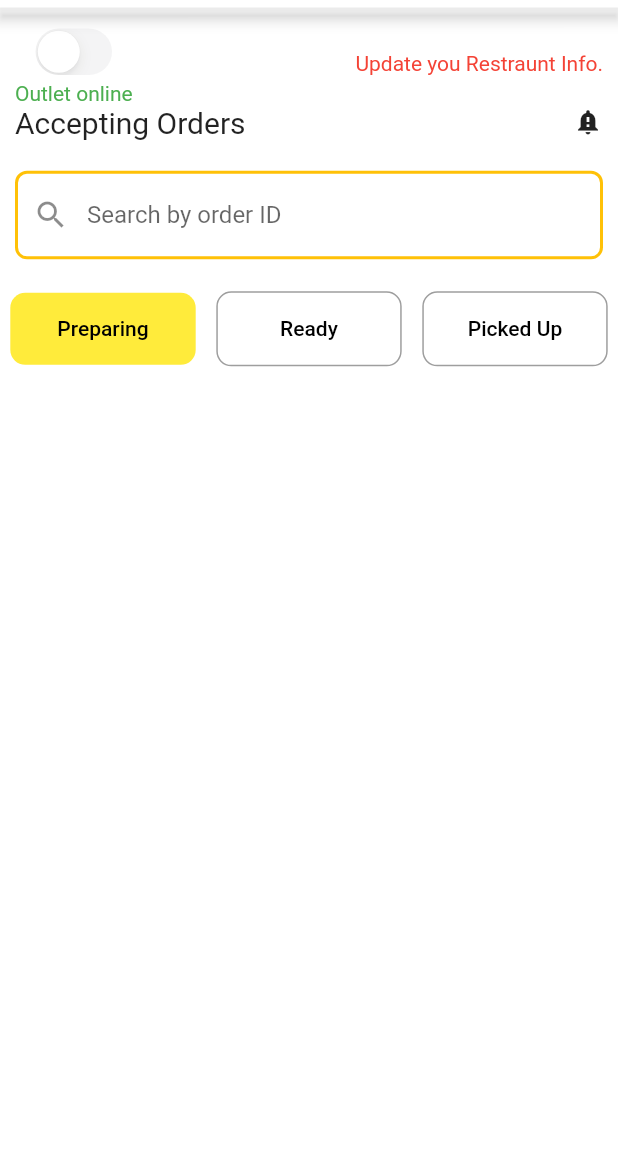
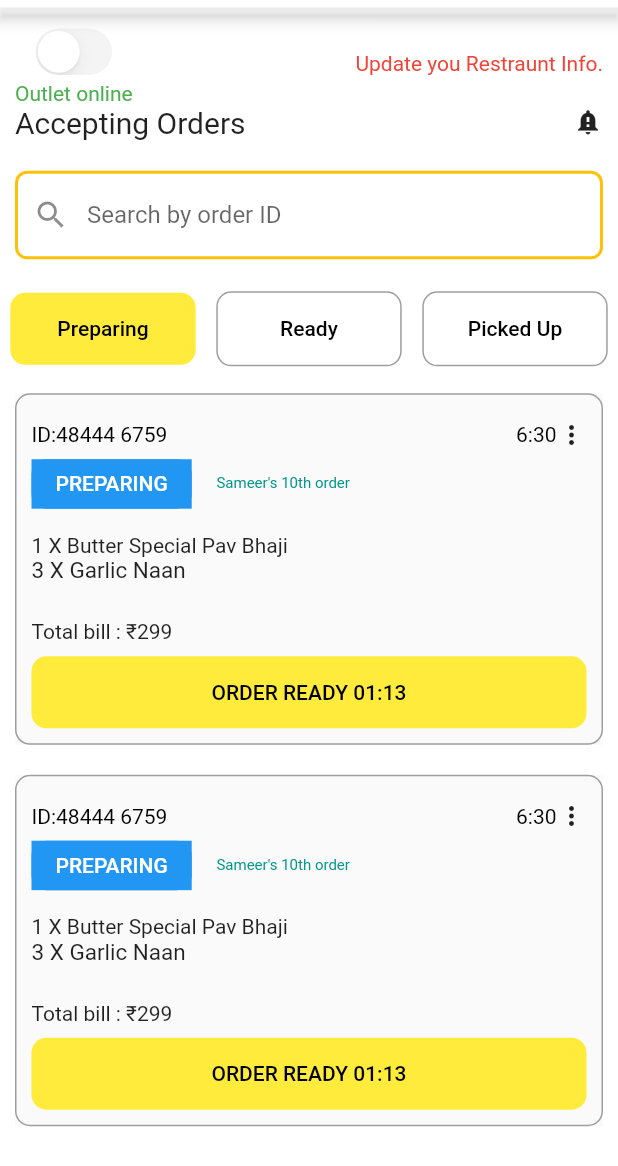
Before and after one commit to AKSHAT564564/Foodistaan-Restuarant, a Flutter app: the screen it shows after launch, on a phone screen of 412 x 824 dp. Shown: the top 1166 px of the screen. Run offline on Flutter 3.47's test engine with Material 2 defaults, Android fonts, the phone set to English and light mode, and no system bars.

Commit message:
home pages

```diff
--- a/lib/main.dart
+++ b/lib/main.dart
@@ -1,5 +1,6 @@
 import 'package:flutter/material.dart';
 import 'package:foodistaan_restuarant/screens/home/home_page.dart';
+import 'package:foodistaan_restuarant/screens/home/order_widget.dart';
 import 'package:foodistaan_restuarant/screens/login/login.dart';
 import 'package:foodistaan_restuarant/screens/splash_screen.dart';
 
@@ -11,6 +12,7 @@ void main() async {
       'SS': (context) => SplashScreen(),
       'L': (context) => LoginScreen(),
       'H': (context) => HomePage(),
+      'OW': (context) => OrderWidget(),
     },
     debugShowCheckedModeBanner: false,
   ));
--- a/lib/screens/home/home_page.dart
+++ b/lib/screens/home/home_page.dart
@@ -1,5 +1,7 @@
 import 'package:flutter/cupertino.dart';
 import 'package:flutter/material.dart';
+import 'package:foodistaan_restuarant/screens/home/order_ready.dart';
+import 'package:foodistaan_restuarant/screens/home/order_widget.dart';
 
 class HomePage extends StatefulWidget {
   HomePage({Key? key}) : super(key: key);
@@ -10,6 +12,7 @@ class HomePage extends StatefulWidget {
 
 class _HomePageState extends State<HomePage> {
   bool _switchValue = false;
+  bool _orderReady = false;
   @override
   Widget build(BuildContext context) {
     return Scaffold(
@@ -99,7 +102,11 @@ class _HomePageState extends State<HomePage> {
                   width: MediaQuery.of(context).size.width * 0.3,
                   child: MaterialButton(
                     elevation: 5,
-                    onPressed: null,
+                    onPressed: () {
+                      setState(() {
+                        _orderReady = false;
+                      });
+                    },
                     child: Text(
                       "Preparing",
                       style: TextStyle(color: Colors.black),
@@ -115,7 +122,11 @@ class _HomePageState extends State<HomePage> {
                   width: MediaQuery.of(context).size.width * 0.3,
                   child: MaterialButton(
                     elevation: 5,
-                    onPressed: null,
+                    onPressed: () {
+                      setState(() {
+                        _orderReady = true;
+                      });
+                    },
                     child: Text(
                       "Ready",
                       style: TextStyle(color: Colors.black),
@@ -141,6 +152,12 @@ class _HomePageState extends State<HomePage> {
               ],
             ),
           ),
+          Container(
+              padding: EdgeInsets.all(10),
+              child: _orderReady == false ? OrderWidget() : OrderReadyWidget()),
+          Container(
+              padding: EdgeInsets.all(10),
+              child: _orderReady == false ? OrderWidget() : OrderReadyWidget()),
         ],
       ),
     );
--- /dev/null
+++ b/lib/screens/home/order_widget.dart
@@ -0,0 +1,122 @@
+import 'package:flutter/material.dart';
+
+class OrderWidget extends StatefulWidget {
+  OrderWidget({Key? key}) : super(key: key);
+
+  @override
+  _OrderWidgetState createState() => _OrderWidgetState();
+}
+
+class _OrderWidgetState extends State<OrderWidget> {
+  @override
+  Widget build(BuildContext context) {
+    return Material(
+      child: Container(
+        padding: EdgeInsets.all(10),
+        decoration: BoxDecoration(
+          border: Border.all(color: Colors.grey, width: 1),
+          borderRadius: BorderRadius.circular(10),
+        ),
+        child: Column(
+          children: [
+            Container(
+              height: MediaQuery.of(context).size.height * 0.04,
+              child: Row(
+                mainAxisAlignment: MainAxisAlignment.spaceBetween,
+                children: [
+                  Container(
+                      alignment: Alignment.centerLeft,
+                      child: Text(
+                        "ID:48444 6759",
+                        style: TextStyle(fontSize: 14, color: Colors.black),
+                      )),
+                  Container(
+                    alignment: Alignment.centerRight,
+                    child: Row(
+                      children: [
+                        Text(
+                          "6:30",
+                          style: TextStyle(fontSize: 14, color: Colors.black),
+                        ),
+                        Icon(
+                          Icons.more_vert,
+                          size: 20,
+                        ),
+                      ],
+                    ),
+                  )
+                ],
+              ),
+            ),
+            Row(
+              children: [
+                Container(
+                    height: MediaQuery.of(context).size.height * 0.04,
+                    color: Colors.blue,
+                    child: Container(
+                        decoration: BoxDecoration(
+                          borderRadius: BorderRadius.circular(10),
+                          color: Colors.blue,
+                        ),
+                        height: MediaQuery.of(context).size.height * 0.03,
+                        child: MaterialButton(
+                            elevation: 5,
+                            onPressed: null,
+                            child: Text(
+                              "PREPARING",
+                              style: TextStyle(color: Colors.white),
+                            )))),
+                Container(
+                  margin: EdgeInsets.only(
+                    left: MediaQuery.of(context).size.height * 0.02,
+                  ),
+                  child: Text(
+                    "Sameer's 10th order",
+                    style: TextStyle(fontSize: 10, color: Colors.teal),
+                  ),
+                )
+              ],
+            ),
+            Container(
+              margin: EdgeInsets.only(
+                top: MediaQuery.of(context).size.height * 0.02,
+              ),
+              alignment: Alignment.centerLeft,
+              height: MediaQuery.of(context).size.height * 0.07,
+              child: Column(
+                mainAxisAlignment: MainAxisAlignment.start,
+                crossAxisAlignment: CrossAxisAlignment.start,
+                children: [
+                  Text("1 X Butter Special Pav Bhaji",
+                      style: TextStyle(fontSize: 14)),
+                  Text("3 X Garlic Naan", style: TextStyle(fontSize: 15)),
+                ],
+              ),
+            ),
+            Container(
+                alignment: Alignment.centerLeft,
+                child:
+                    Text("Total bill : ₹299", style: TextStyle(fontSize: 14))),
+            Container(
+              margin: EdgeInsets.only(
+                  top: MediaQuery.of(context).size.height * 0.01),
+              decoration: BoxDecoration(
+                borderRadius: BorderRadius.circular(10),
+                color: Colors.yellow,
+              ),
+              width: MediaQuery.of(context).size.width * 0.9,
+              child: MaterialButton(
+                elevation: 5,
+                onPressed: null,
+                child: Text(
+                  "ORDER READY 01:13",
+                  style: TextStyle(color: Colors.black),
+                ),
+              ),
+            ),
+          ],
+        ),
+      ),
+    );
+  }
+}
```
Also changed, not shown: lib/screens/home/order_ready.dart (added, +122 -0 lines).
